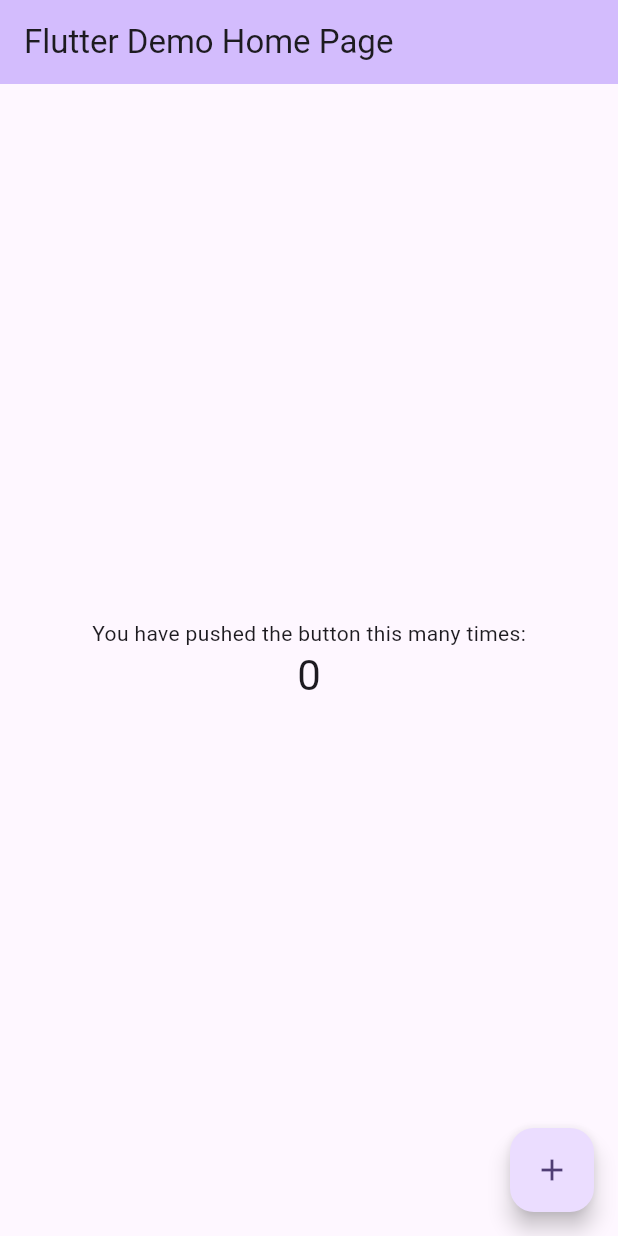
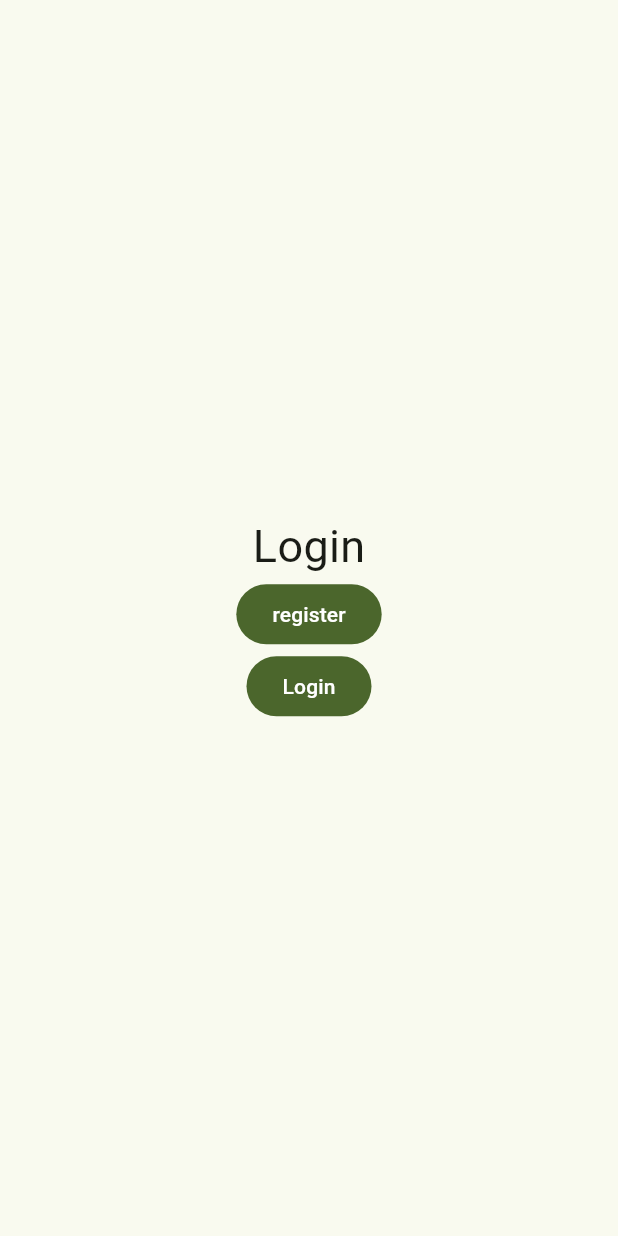
Before and after one commit to omerfaruksomay/zeydal_ecom, a Flutter app: the screen it shows after launch, on a phone screen of 412 x 824 dp. Run offline on Flutter 3.47's test engine with Material 3 defaults, Android fonts, the phone set to English and light mode, and no system bars.

Commit message:
Main structure created

```diff
--- a/lib/main.dart
+++ b/lib/main.dart
@@ -1,4 +1,5 @@
 import 'package:flutter/material.dart';
+import 'package:zeydal_ecom/view/auth/login_page.dart';
 
 void main() {
   runApp(const MyApp());
@@ -13,113 +14,11 @@
     return MaterialApp(
       title: 'Flutter Demo',
       theme: ThemeData(
-        // This is the theme of your application.
-        //
-        // TRY THIS: Try running your application with "flutter run". You'll see
-        // the application has a purple toolbar. Then, without quitting the app,
-        // try changing the seedColor in the colorScheme below to Colors.green
-        // and then invoke "hot reload" (save your changes or press the "hot
-        // reload" button in a Flutter-supported IDE, or press "r" if you used
-        // the command line to start the app).
-        //
-        // Notice that the counter didn't reset back to zero; the application
-        // state is not lost during the reload. To reset the state, use hot
-        // restart instead.
-        //
-        // This works for code too, not just values: Most code changes can be
-        // tested with just a hot reload.
-        colorScheme: ColorScheme.fromSeed(seedColor: Colors.deepPurple),
+        colorScheme: ColorScheme.fromSeed(
+            seedColor: Colors.lightGreenAccent),
         useMaterial3: true,
       ),
-      home: const MyHomePage(title: 'Flutter Demo Home Page'),
+      home: const LoginPage(),
     );
   }
 }
-
-class MyHomePage extends StatefulWidget {
-  const MyHomePage({super.key, required this.title});
-
-  // This widget is the home page of your application. It is stateful, meaning
-  // that it has a State object (defined below) that contains fields that affect
-  // how it looks.
-
-  // This class is the configuration for the state. It holds the values (in this
-  // case the title) provided by the parent (in this case the App widget) and
-  // used by the build method of the State. Fields in a Widget subclass are
-  // always marked "final".
-
-  final String title;
-
-  @override
-  State<MyHomePage> createState() => _MyHomePageState();
-}
-
-class _MyHomePageState extends State<MyHomePage> {
-  int _counter = 0;
-
-  void _incrementCounter() {
-    setState(() {
-      // This call to setState tells the Flutter framework that something has
-      // changed in this State, which causes it to rerun the build method below
-      // so that the display can reflect the updated values. If we changed
-      // _counter without calling setState(), then the build method would not be
-      // called again, and so nothing would appear to happen.
-      _counter++;
-    });
-  }
-
-  @override
-  Widget build(BuildContext context) {
-    // This method is rerun every time setState is called, for instance as done
-    // by the _incrementCounter method above.
-    //
-    // The Flutter framework has been optimized to make rerunning build methods
-    // fast, so that you can just rebuild anything that needs updating rather
-    // than having to individually change instances of widgets.
-    return Scaffold(
-      appBar: AppBar(
-        // TRY THIS: Try changing the color here to a specific color (to
-        // Colors.amber, perhaps?) and trigger a hot reload to see the AppBar
-        // change color while the other colors stay the same.
-        backgroundColor: Theme.of(context).colorScheme.inversePrimary,
-        // Here we take the value from the MyHomePage object that was created by
-        // the App.build method, and use it to set our appbar title.
-        title: Text(widget.title),
-      ),
-      body: Center(
-        // Center is a layout widget. It takes a single child and positions it
-        // in the middle of the parent.
-        child: Column(
-          // Column is also a layout widget. It takes a list of children and
-          // arranges them vertically. By default, it sizes itself to fit its
-          // children horizontally, and tries to be as tall as its parent.
-          //
-          // Column has various properties to control how it sizes itself and
-          // how it positions its children. Here we use mainAxisAlignment to
-          // center the children vertically; the main axis here is the vertical
-          // axis because Columns are vertical (the cross axis would be
-          // horizontal).
-          //
-          // TRY THIS: Invoke "debug painting" (choose the "Toggle Debug Paint"
-          // action in the IDE, or press "p" in the console), to see the
-          // wireframe for each widget.
-          mainAxisAlignment: MainAxisAlignment.center,
-          children: <Widget>[
-            const Text(
-              'You have pushed the button this many times:',
-            ),
-            Text(
-              '$_counter',
-              style: Theme.of(context).textTheme.headlineMedium,
-            ),
-          ],
-        ),
-      ),
-      floatingActionButton: FloatingActionButton(
-        onPressed: _incrementCounter,
-        tooltip: 'Increment',
-        child: const Icon(Icons.add),
-      ), // This trailing comma makes auto-formatting nicer for build methods.
-    );
-  }
-}
--- /dev/null
+++ b/lib/view/auth/login_page.dart
@@ -0,0 +1,50 @@
+import 'package:flutter/material.dart';
+import 'package:zeydal_ecom/view/auth/register_page.dart';
+import 'package:zeydal_ecom/view/main_layout.dart';
+import 'package:provider/provider.dart';
+
+
+import '../../view_model/main_layout_view_model.dart';
+
+class LoginPage extends StatelessWidget {
+  const LoginPage({super.key});
+
+  @override
+  Widget build(BuildContext context) {
+    return Scaffold(
+      body: Center(
+        child: Column(
+          mainAxisAlignment: MainAxisAlignment.center,
+          children: [
+            const Text(
+              'Login',
+              style: TextStyle(fontSize: 30),
+            ),
+            FilledButton(
+                onPressed: () {
+                  Navigator.of(context).push(
+                    MaterialPageRoute(
+                      builder: (context) => RegisterPage(),
+                    ),
+                  );
+                },
+                child: const Text("register")),
+            FilledButton(
+                onPressed: () {
+                  Navigator.pushAndRemoveUntil(
+                      context,
+                      MaterialPageRoute(
+                        builder: (context) => ChangeNotifierProvider(
+                          create: (context) => MainLayoutViewModel(),
+                          child: const MainLayout(),
+                        ),
+                      ),
+                      (route) => false);
+                },
+                child: const Text("Login")),
+          ],
+        ),
+      ),
+    );
+  }
+}
--- /dev/null
+++ b/lib/view_model/main_layout_view_model.dart
@@ -0,0 +1,23 @@
+import 'package:flutter/material.dart';
+import 'package:zeydal_ecom/view/main_pages/bag_page.dart';
+import 'package:zeydal_ecom/view/main_pages/home_page.dart';
+import 'package:zeydal_ecom/view/main_pages/profile_page.dart';
+import 'package:zeydal_ecom/view/main_pages/shop_page.dart';
+
+class MainLayoutViewModel with ChangeNotifier {
+  int _selectedIndex = 0;
+
+  int get selectedIndex => _selectedIndex;
+
+  List<Widget> pages = [
+    const HomePage(),
+    const ShopPage(),
+    const BagPage(),
+    const ProfilePage(),
+  ];
+
+  void navbarOnTap(int index) {
+    _selectedIndex = index;
+    notifyListeners();
+  }
+}
```
Also changed, not shown: lib/view/auth/register_page.dart (added, +18 -0 lines), lib/view/main_layout.dart (added, +33 -0 lines), lib/view/main_pages/bag_page.dart (added, +15 -0 lines), lib/view/main_pages/home_page.dart (added, +15 -0 lines), lib/view/main_pages/profile_page.dart (added, +15 -0 lines), lib/view/main_pages/shop_page.dart (added, +15 -0 lines), lib/view/widgets/custom_textfield.dart (added, +10 -0 lines), lib/view/widgets/cutom_button.dart (added, +10 -0 lines).
